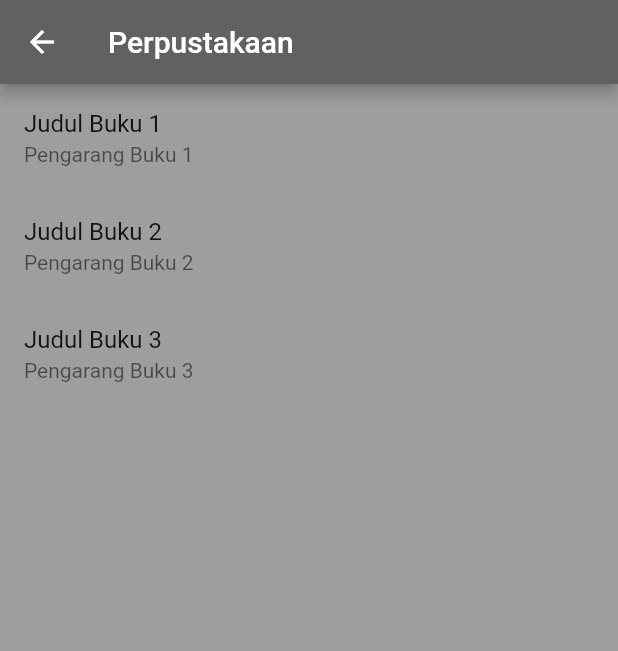
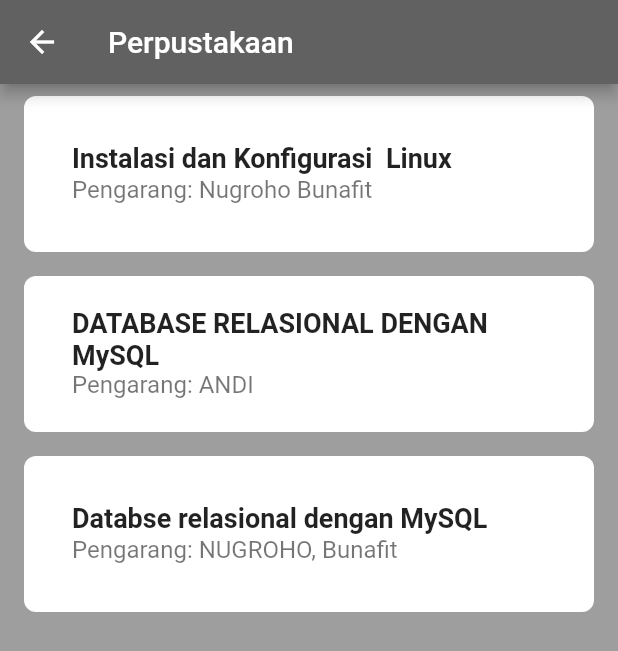
Before and after one commit to DESFIANTO/uts_desfianto, a Flutter app: the Perpustakaan screen opened directly, on a phone screen of 412 x 824 dp. Shown: the top 651 px of the screen. Run offline on Flutter 3.47's test engine with Material 2 defaults, Android fonts, the phone set to English and light mode, and no system bars.

Commit message:
Commit kedua

```diff
--- a/lib/perpustakaan.dart
+++ b/lib/perpustakaan.dart
@@ -5,9 +5,9 @@
 
   // Buat daftar buku sederhana untuk ditampilkan dalam aplikasi
   final List<Map<String, String>> books = [
-    {'title': 'Judul Buku 1', 'author': 'Pengarang Buku 1'},
-    {'title': 'Judul Buku 2', 'author': 'Pengarang Buku 2'},
-    {'title': 'Judul Buku 3', 'author': 'Pengarang Buku 3'},
+    {'title': 'Instalasi dan Konfigurasi  Linux ', 'author': 'Nugroho Bunafit'},
+    {'title': 'DATABASE RELASIONAL DENGAN MySQL', 'author': 'ANDI'},
+    {'title': 'Databse relasional dengan MySQL', 'author': 'NUGROHO, Bunafit'},
     // Tambahkan judul buku dan pengarang lebih banyak di sini jika diperlukan
   ];
 
@@ -22,18 +22,35 @@
       body: ListView.builder(
         itemCount: books.length,
         itemBuilder: (context, index) {
-          return ListTile(
-            title: Text(books[index]['title']!),
-            subtitle: Text(books[index]['author']!),
+          return Padding(
+            padding: EdgeInsets.symmetric(vertical: 8, horizontal: 16),
+            child: Container(
+              padding: EdgeInsets.all(16),
+              decoration: BoxDecoration(
+                color: Colors.white,
+                borderRadius: BorderRadius.circular(8),
+              ),
+              child: ListTile(
+                title: Text(
+                  books[index]['title']!,
+                  style: TextStyle(fontSize: 18, fontWeight: FontWeight.bold),
+                ),
+                subtitle: Text(
+                  'Pengarang: ${books[index]['author']}',
+                  style: TextStyle(fontSize: 16),
+                ),
                 onTap: () {
                   // Navigasi ke halaman BookDetailScreen ketika buku dipilih
                   Navigator.push(
                     context,
                     MaterialPageRoute(
-                  builder: (context) => BookDetailScreen(book: books[index]),
+                      builder: (context) =>
+                          BookDetailScreen(book: books[index]),
                     ),
                   );
                 },
+              ),
+            ),
           );
         },
       ),
```
Lines whose indentation alone changed are shown as unchanged.
